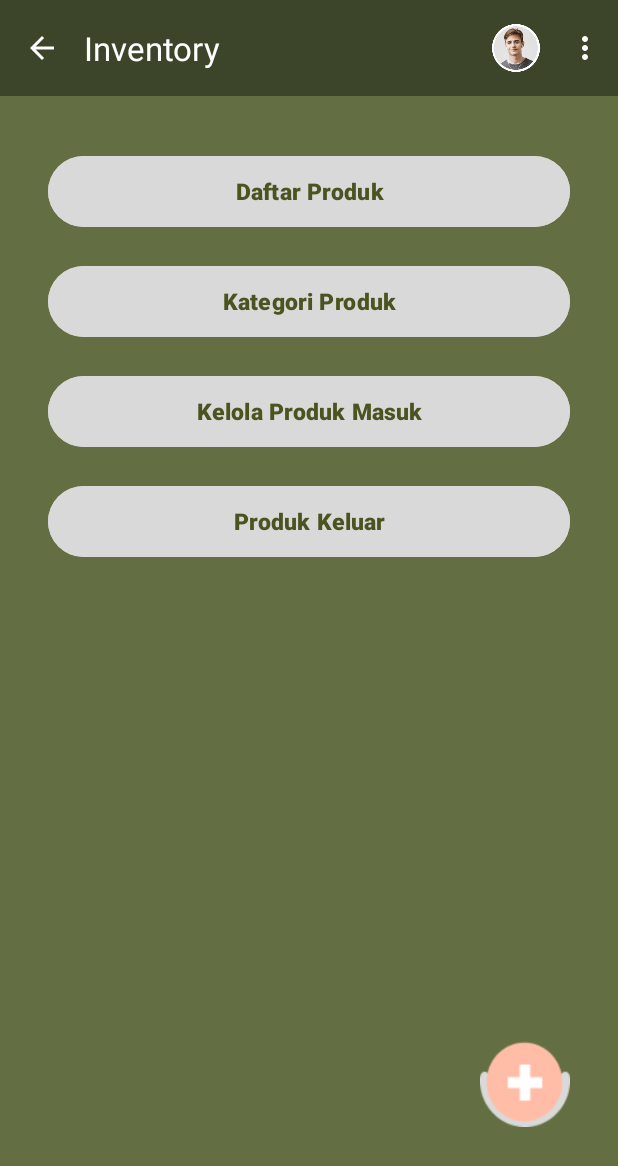
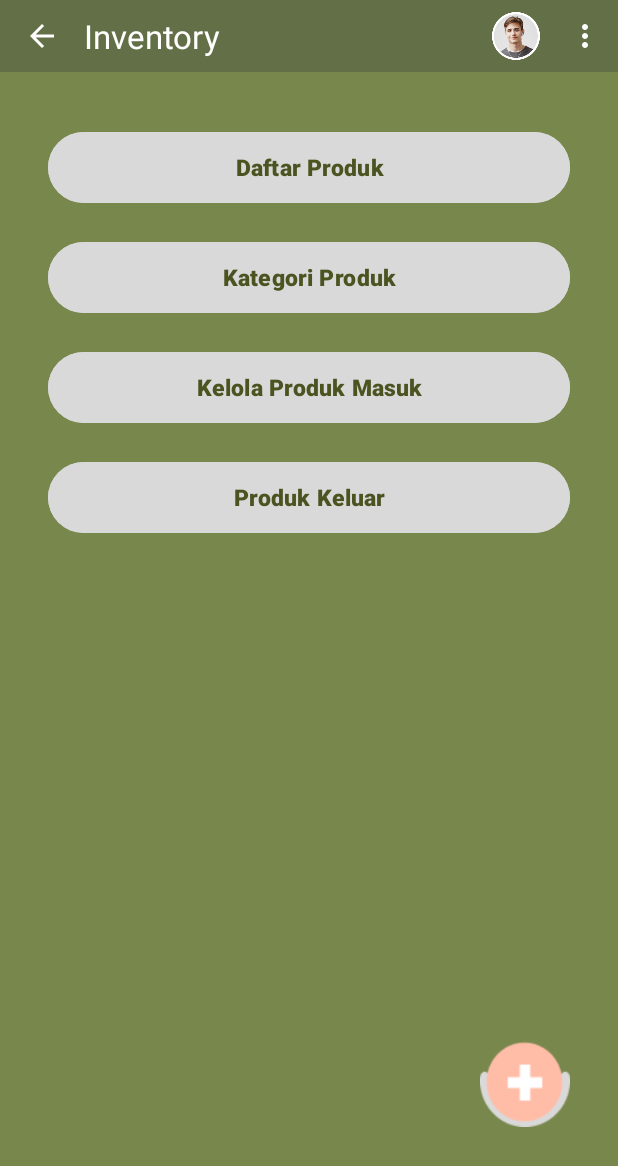
Before and after one commit to royahfs/TaniMart, an Android app: the InventoryActivity screen opened directly, with no data from a screen before it, on a phone screen of 412 x 824 dp. Shown: the top 1166 px of the screen. Run offline under Robolectric (Android 15) with nearby library versions, the phone set to English and light mode, and no system bars; our stand-ins replace Firebase (no records; nobody signed in at launch, a user with empty details on screens opened directly); pictures from the network do not load.

Commit message:
initial commit

```diff
--- a/app/src/main/java/com/example/tanimart/ui/common/inventory/InventoryActivity.java
+++ b/app/src/main/java/com/example/tanimart/ui/common/inventory/InventoryActivity.java
@@ -1,143 +1,153 @@
 package com.example.tanimart.ui.common.inventory;
 
 import android.content.Intent;
+import android.graphics.drawable.Drawable;
 import android.os.Bundle;
+import android.util.Log;
 import android.view.Menu;
+import android.view.MenuItem;
 import android.view.View;
 import android.widget.Button;
-//import android.widget.Toolbar;
-import android.view.MenuItem;
 import android.widget.ImageButton;
 import android.widget.Toast;
 
-import androidx.activity.EdgeToEdge;
-import androidx.activity.OnBackPressedCallback;
+import androidx.annotation.NonNull;
+import androidx.annotation.Nullable;
+import androidx.appcompat.app.AppCompatActivity;
 import androidx.appcompat.widget.Toolbar;
-import androidx.appcompat.app.AppCompatActivity;
-import androidx.core.graphics.Insets;
-import androidx.core.view.ViewCompat;
-import androidx.core.view.WindowInsetsCompat;
 
+import com.bumptech.glide.Glide;
+import com.bumptech.glide.request.RequestOptions;
+import com.bumptech.glide.request.target.CustomTarget;
+import com.bumptech.glide.request.transition.Transition;
 import com.example.tanimart.R;
+
+import com.example.tanimart.data.repository.UserRepository;
+import com.example.tanimart.ui.common.SplashActivity;
 import com.example.tanimart.ui.common.profile.EditProfileActivity;
-import com.example.tanimart.ui.common.SplashActivity;
+import com.example.tanimart.utils.PrefsUtil;
+
+import com.google.firebase.auth.FirebaseAuth;
+import com.google.firebase.auth.FirebaseUser;
+
+import java.io.File;
 
 public class InventoryActivity extends AppCompatActivity {
-//    private InventoryViewModel viewModel;
-
-    Button buttonDaftarProduk;
-    Button buttonKategoriProduk;
-    Button buttonKelolaProdukMasuk;
-    Button buttonProdukKeluar;
+    Button buttonDaftarProduk, buttonKategoriProduk, buttonKelolaProdukMasuk, buttonProdukKeluar;
     ImageButton floatingTambah;
+    // Hapus variabel optionsMenu, kita tidak membutuhkannya lagi
+    // private Menu optionsMenu;
+    private UserRepository userRepository;
+    private static final String TAG = "InventoryActivity";
 
     @Override
     protected void onCreate(Bundle savedInstanceState) {
         super.onCreate(savedInstanceState);
-        EdgeToEdge.enable(this);
         setContentView(R.layout.activity_inventory);
-        ViewCompat.setOnApplyWindowInsetsListener(findViewById(R.id.mainInventory), (v, insets) -> {
-            Insets systemBars = insets.getInsets(WindowInsetsCompat.Type.systemBars());
-            v.setPadding(systemBars.left,systemBars.top, systemBars.right, systemBars.bottom);
-            return insets;
-        });
 
-        //Setup Toolbar
+        userRepository = new UserRepository();
+
         Toolbar toolbar = findViewById(R.id.toolbar_inventory);
         setSupportActionBar(toolbar);
         if (getSupportActionBar() != null) {
-            getSupportActionBar().setDisplayHomeAsUpEnabled(true); // tampilkan tombil back
-            getSupportActionBar().setTitle("Inventory"); // set judul
+            getSupportActionBar().setDisplayHomeAsUpEnabled(true);
+            getSupportActionBar().setTitle("Inventory");
         }
 
+        initViewsAndListeners();
+    }
 
-        // back button override pakai OnBackPressedCallback
-        OnBackPressedCallback callback = new OnBackPressedCallback(true) {
-            @Override
-            public void handleOnBackPressed() {
-                finish();
-            }
-        };
-        getOnBackPressedDispatcher().addCallback(this, callback);
-
-        // init button
+    private void initViewsAndListeners() {
         buttonDaftarProduk = findViewById(R.id.btnDaftarProduk);
         buttonKategoriProduk = findViewById(R.id.btnKategoriProduk);
         buttonKelolaProdukMasuk = findViewById(R.id.btnKelolaProdukMasuk);
         buttonProdukKeluar = findViewById(R.id.btnProdukKeluar);
         floatingTambah = findViewById(R.id.floatingTambah);
 
-        // listener floatingTambah → pindah ke KelolaProdukMasukActivity
-        floatingTambah.setOnClickListener(v -> {
-            Intent intent = new Intent(InventoryActivity.this, KelolaProdukMasukActivity.class);
-            startActivity(intent);
-        });
-
-        // set listener button
-        buttonDaftarProduk.setOnClickListener(new View.OnClickListener() {
-            @Override
-            public void onClick(View v) {
-                Intent intent = new Intent(InventoryActivity.this, DaftarProdukActivity.class);
-                startActivity(intent);
-            }
-        });
-
-        buttonKategoriProduk.setOnClickListener(new View.OnClickListener() {
-            @Override
-            public void onClick(View v) {
-                Intent intent = new Intent(InventoryActivity.this, KategoriProdukActivity.class);
-                startActivity(intent);
-            }
-        });
-
-        buttonKelolaProdukMasuk.setOnClickListener(new View.OnClickListener() {
-            @Override
-            public void onClick(View v) {
-                Intent intent = new Intent(InventoryActivity.this, KelolaProdukMasukActivity.class);
-                startActivity(intent);
-            }
-        });
-
-        buttonProdukKeluar.setOnClickListener(new View.OnClickListener() {
-            @Override
-            public void onClick(View v) {
-                Intent intent = new Intent(InventoryActivity.this, ProdukKeluarActivity.class);
-                startActivity(intent);
-            }
-        });
-
+        floatingTambah.setOnClickListener(v -> startActivity(new Intent(InventoryActivity.this, KelolaProdukMasukActivity.class)));
+        buttonDaftarProduk.setOnClickListener(v -> startActivity(new Intent(InventoryActivity.this, DaftarProdukActivity.class)));
+        buttonKategoriProduk.setOnClickListener(v -> startActivity(new Intent(InventoryActivity.this, KategoriProdukActivity.class)));
+        buttonKelolaProdukMasuk.setOnClickListener(v -> startActivity(new Intent(InventoryActivity.this, KelolaProdukMasukActivity.class)));
+        buttonProdukKeluar.setOnClickListener(v -> startActivity(new Intent(InventoryActivity.this, ProdukKeluarActivity.class)));
     }
 
-    //Outside onCreate
-
-    // handle toolbar yang di sebelah kanan
     @Override
     public boolean onCreateOptionsMenu(Menu menu) {
         getMenuInflater().inflate(R.menu.toolbar_inventory, menu);
         return true;
     }
 
-    // handle toolbar back (arrow) dan tolbar yang di sebelah kanan
+    // HAPUS METODE onResume() DARI SINI
+
+    // ======================================================================================
+    // == INI CARA PALING TEPAT: Gunakan onPrepareOptionsMenu
+    // ======================================================================================
+    @Override
+    public boolean onPrepareOptionsMenu(Menu menu) {
+        Log.d(TAG, "onPrepareOptionsMenu called. Preparing to update profile icon.");
+
+        MenuItem profileMenuItem = menu.findItem(R.id.profile_menu_kelola_produk);
+
+        if (profileMenuItem != null) {
+            // Panggil fungsi untuk memuat gambar ke item yang benar
+            fetchProfileImageAndSetIcon(profileMenuItem);
+        } else {
+            // Log ini seharusnya tidak akan muncul lagi
+            Log.e(TAG, "MenuItem R.id.profile_menu_kelola_produk NOT FOUND in onPrepareOptionsMenu");
+        }
+        return super.onPrepareOptionsMenu(menu);
+    }
+
+
+    private void fetchProfileImageAndSetIcon(MenuItem menuItem) {
+        FirebaseUser currentUser = FirebaseAuth.getInstance().getCurrentUser();
+        if (currentUser != null) {
+            String uid = currentUser.getUid();
+            String localPath = PrefsUtil.getPhotoPath(this, uid);
+
+            if (localPath != null && new File(localPath).exists()) {
+                Log.d(TAG, "Local image path found: " + localPath);
+                // Langsung load gambar ke MenuItem yang diberikan
+                Glide.with(this)
+                        .load(new File(localPath))
+                        .apply(RequestOptions.circleCropTransform())
+                        .placeholder(R.drawable.profile_1)
+                        .error(R.drawable.profile_1)
+                        .into(new CustomTarget<Drawable>() {
+                            @Override
+                            public void onResourceReady(@NonNull Drawable resource, @Nullable Transition<? super Drawable> transition) {
+                                menuItem.setIcon(resource);
+                                Log.d(TAG, "Profile icon updated successfully in onPrepareOptionsMenu.");
+                            }
+                            @Override
+                            public void onLoadCleared(@Nullable Drawable placeholder) {}
+                        });
+            } else {
+                Log.w(TAG, "Local image path not found. Using default icon.");
+                menuItem.setIcon(R.drawable.profile_1); // Set ke default jika tidak ada
+            }
+        } else {
+            Log.w(TAG, "Current user is null. Using default icon.");
+            menuItem.setIcon(R.drawable.profile_1); // Set ke default jika user null
+        }
+    }
+
+    // Fungsi updateMenuIconWithLocalFile dan fetchProfileImageFromLocal sudah tidak diperlukan lagi
+    // karena logikanya sudah digabung ke fetchProfileImageAndSetIcon
+
     @Override
     public boolean onOptionsItemSelected(MenuItem item) {
         int id = item.getItemId();
+        if (id == R.id.settings) {
+            startActivity(new Intent(InventoryActivity.this, EditProfileActivity.class));
+            return true;
+        }
         if (id == R.id.logout) {
+            FirebaseAuth.getInstance().signOut();
             Intent intent = new Intent(InventoryActivity.this, SplashActivity.class);
-
-            // 2. Tambahkan Flag untuk membersihkan semua Activity sebelumnya
             intent.setFlags(Intent.FLAG_ACTIVITY_NEW_TASK | Intent.FLAG_ACTIVITY_CLEAR_TASK);
-
-            // 3. Mulai Activity baru
             startActivity(intent);
-
-            // Tampilkan pesan bahwa logout berhasil
             Toast.makeText(this, "Berhasil logout", Toast.LENGTH_SHORT).show();
-
-            return true; // Tandakan event sudah ditangani
-        }
-        if (id == R.id.settings) {
-            Intent intent = new Intent(InventoryActivity.this, EditProfileActivity.class);
-            startActivity(intent);
             return true;
         }
         if (item.getItemId() == android.R.id.home) {
@@ -146,5 +156,4 @@ public class InventoryActivity extends AppCompatActivity {
         }
         return super.onOptionsItemSelected(item);
     }
-
 }
--- a/app/src/main/res/layout/activity_daftar_produk.xml
+++ b/app/src/main/res/layout/activity_daftar_produk.xml
@@ -14,8 +14,8 @@
     <androidx.appcompat.widget.Toolbar
         android:id="@+id/toolbar_daftarProduk"
         android:layout_width="0dp"
-        android:layout_height="?attr/actionBarSize"
-        android:background="#3C452A"
+        android:layout_height="40dp"
+        android:background="@color/dark_teal_sage"
         android:theme="@style/ThemeOverlay.AppCompat.Dark.ActionBar"
         app:popupTheme="@style/Theme.AppCompat.Light"
         app:layout_constraintTop_toTopOf="parent"
--- a/app/src/main/res/layout/activity_detail_produk.xml
+++ b/app/src/main/res/layout/activity_detail_produk.xml
@@ -8,7 +8,6 @@
     android:background="@color/white"
     tools:context=".ui.common.inventory.DetailProdukActivity">
 
-    <!-- BAGIAN 1: Tombol Bawah (Statis) -->
     <!-- Diletakkan di bawah dan diberi ID agar konten lain bisa menghindarinya -->
     <androidx.constraintlayout.widget.ConstraintLayout
         android:id="@+id/bottomBar"
--- a/app/src/main/res/layout/activity_inventory.xml
+++ b/app/src/main/res/layout/activity_inventory.xml
@@ -5,14 +5,14 @@
     android:id="@+id/mainInventory"
     android:layout_width="match_parent"
     android:layout_height="match_parent"
-    android:background="#636F42"
+    android:background="#78874C"
     tools:context=".ui.common.inventory.InventoryActivity">
 
     <androidx.appcompat.widget.Toolbar
         android:id="@+id/toolbar_inventory"
         android:layout_width="match_parent"
-        android:layout_height="?attr/actionBarSize"
-        android:background="#3C452A"
+        android:layout_height="48dp"
+        android:background="@color/dark_teal_sage"
         android:theme="@style/ThemeOverlay.AppCompat.Dark.ActionBar"
         app:popupTheme="@style/Theme.AppCompat.Light"
         app:layout_constraintEnd_toEndOf="parent"
--- a/app/src/main/res/layout/item_daftar_produk.xml
+++ b/app/src/main/res/layout/item_daftar_produk.xml
@@ -55,7 +55,7 @@
                     android:gravity="center"
                     android:paddingBottom="4dp"
                     android:text="Nama Produk"
-                    android:textColor="@android:color/black"
+                    android:textColor="@android:color/white"
                     android:textSize="14sp"
                     android:textStyle="bold" />
 
--- a/app/src/main/res/menu/toolbar_inventory.xml
+++ b/app/src/main/res/menu/toolbar_inventory.xml
@@ -4,7 +4,7 @@
     xmlns:app="http://schemas.android.com/apk/res-auto">
 
     <item
-        android:id="@+id/menu_kelola_produk"
+        android:id="@+id/profile_menu_kelola_produk"
         android:title="Profil"
         android:icon="@drawable/profile_1"
         app:showAsAction="ifRoom" />
--- a/app/src/main/res/menu/toolbar_menu.xml
+++ b/app/src/main/res/menu/toolbar_menu.xml
@@ -10,7 +10,7 @@
         app:actionViewClass="androidx.appcompat.widget.SearchView"
         app:showAsAction="ifRoom" />
     <item
-        android:id="@+id/menu_kelola_produk"
+        android:id="@+id/profile_menu_kelola_produk"
         android:title="Profil"
         android:icon="@drawable/profile_1"
         app:showAsAction="ifRoom|collapseActionView" />
```
Also changed, not shown: app/src/main/res/layout/activity_dashboard_admin.xml (+6 -6 lines), app/src/main/res/drawable/background_2.png (added).
